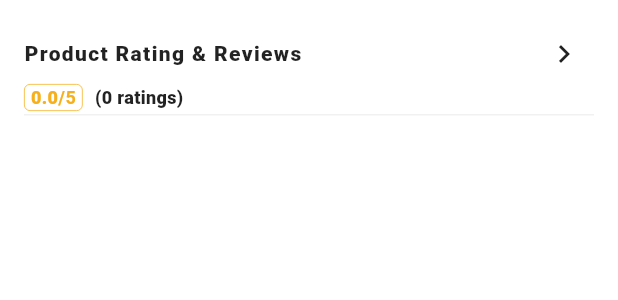
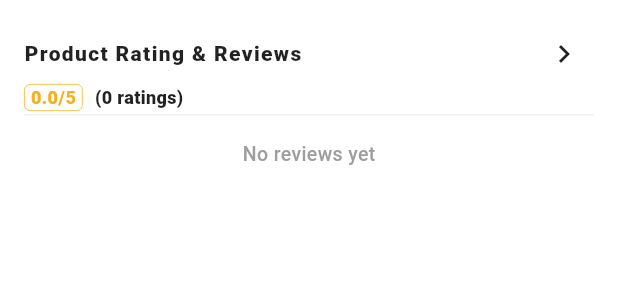
Before and after one commit to GreatGrant/jumia-clone, a Flutter app: the ProductRatingReviews widget shown alone on an empty page, opened directly with empty values, on a phone screen of 412 x 824 dp. Shown: the top 300 px of the screen. Run offline on Flutter 3.47's test engine with Material 3 defaults, Android fonts, the phone set to English and light mode, and no system bars; our stand-ins replace cached_network_image, carousel_slider, flutter_riverpod, flutter_svg, go_router, shimmer and 1 more; network calls fail.

Commit message:
display only 4 reviews and handle when no reviews

```diff
--- a/lib/widgets/product_rating_reviews.dart
+++ b/lib/widgets/product_rating_reviews.dart
@@ -25,6 +25,9 @@ class ProductRatingReviews extends StatelessWidget {
 
   @override
   Widget build(BuildContext context) {
+    final hasReviews = reviews.isNotEmpty;
+    final displayReviews = reviews.take(4).toList();
+
     return Container(
       color: AppColors.surface,
       child: Padding(
@@ -32,7 +35,9 @@ class ProductRatingReviews extends StatelessWidget {
         child: Column(
           crossAxisAlignment: CrossAxisAlignment.start,
           children: [
-            ProductSectionHeader(title: 'Product Rating & Reviews'),
+            ProductSectionHeader(
+              title: 'Product Rating & Reviews',
+            ),
             Row(
               children: [
                 Container(
@@ -41,7 +46,7 @@ class ProductRatingReviews extends StatelessWidget {
                     borderRadius: BorderRadius.circular(4),
                     border: Border.all(
                       color: AppColors.goldenAmber,
-                      width: 0.5, // Thickness of the outline
+                      width: 0.5,
                     ),
                   ),
                   child: Text.rich(
@@ -74,15 +79,27 @@ class ProductRatingReviews extends StatelessWidget {
                 ),
               ],
             ),
-            SizedBox(height: 2),
-            Divider(),
+
+            const SizedBox(height: 2),
+            const Divider(),
             const SizedBox(height: 16),
-            ...reviews.map((review) => ReviewItem(review: review)),
+
+            if (hasReviews)
+              ...displayReviews.map((review) => ReviewItem(review: review)).toList()
+            else
+              Center(
+                child: Text(
+                  'No reviews yet',
+                  style: TextStyle(
+                    fontSize: 13,
+                    color: AppColors.grey500,
+                    fontWeight: FontWeight.w500,
+                  ),
+                ),
+              ),
           ],
         ),
       ),
     );
   }
-
-
-  }
+}
```
